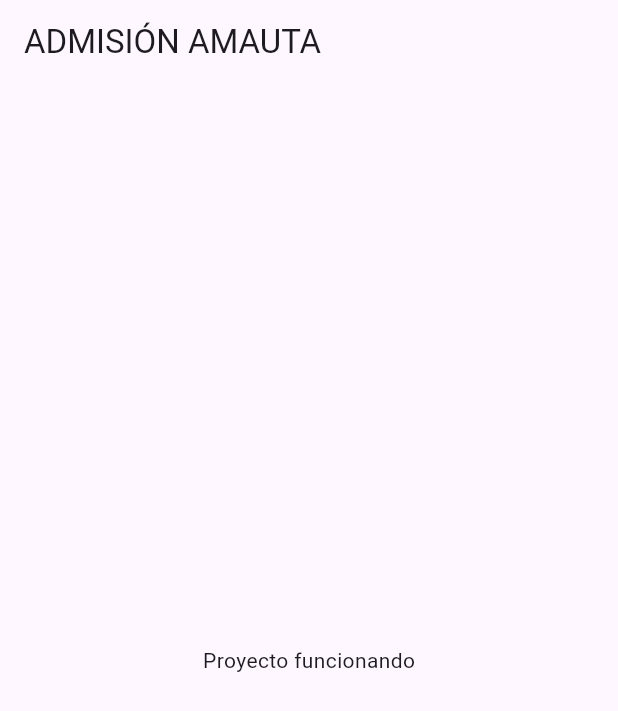
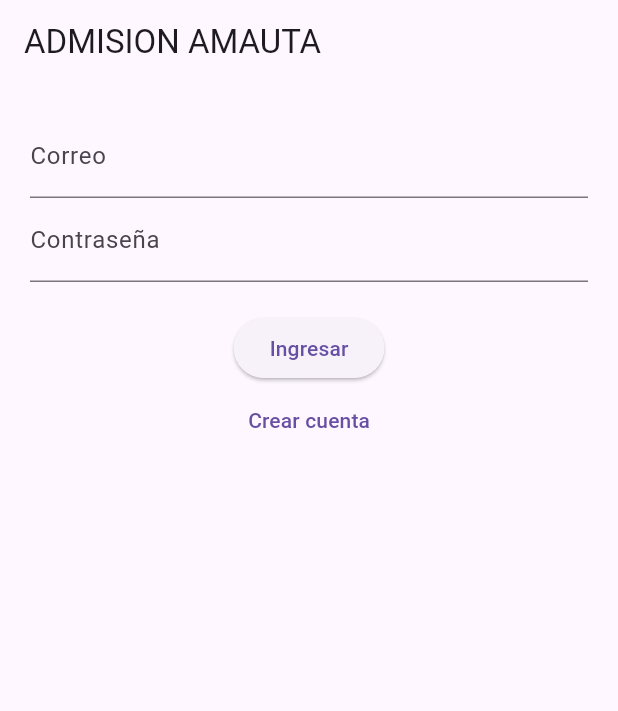
Before and after one commit to SamiIllayuq-web/amauta2, a Flutter app: the screen it shows after launch, on a phone screen of 412 x 824 dp. Shown: the top 711 px of the screen. Run offline on Flutter 3.47's test engine with Material 3 defaults, Android fonts, the phone set to English and light mode, and no system bars.

Commit message:
carpetas creadas para data , models, screens y services con archivos .dart.

```diff
--- a/lib/main.dart
+++ b/lib/main.dart
@@ -1,5 +1,14 @@
 import 'package:flutter/material.dart';
 
+import 'screens/login_screen.dart';
+import 'screens/home_screen.dart';
+import 'screens/catalog_screen.dart';
+
+import 'screens/exam_screen.dart';
+import 'screens/result_screen.dart';
+import 'screens/progress_screen.dart';
+import 'screens/register_screen.dart';
+import 'screens/profile_screen.dart';
 void main() {
   runApp(const MyApp());
 }
@@ -11,14 +20,19 @@ class MyApp extends StatelessWidget {
   Widget build(BuildContext context) {
     return MaterialApp(
       debugShowCheckedModeBanner: false,
-      home: Scaffold(
-        appBar: AppBar(
-          title: const Text('ADMISIÓN AMAUTA'),
-        ),
-        body: const Center(
-          child: Text('Proyecto funcionando'),
-        ),
-      ),
+      title: 'ADMISION AMAUTA',
+      initialRoute: '/',
+      routes: {
+        '/register': (context) => const RegisterScreen(),
+        '/profile': (context) => const ProfileScreen(),
+        '/exam': (context) => const ExamScreen(),
+        '/result': (context) => const ResultScreen(),
+        '/progress': (context) => const ProgressScreen(),
+
+        '/': (context) => const LoginScreen(),
+        '/home': (context) => const HomeScreen(),
+        '/catalog': (context) => const CatalogScreen(),
+      },
     );
   }
 }
--- /dev/null
+++ b/lib/screens/login_screen.dart
@@ -0,0 +1,89 @@
+import 'package:flutter/material.dart';
+
+class LoginScreen extends StatefulWidget {
+  const LoginScreen({super.key});
+
+  @override
+  State<LoginScreen> createState() => _LoginScreenState();
+}
+
+class _LoginScreenState extends State<LoginScreen> {
+
+  final correo = TextEditingController();
+  final clave = TextEditingController();
+
+  void login() {
+
+    if(correo.text.isEmpty || clave.text.isEmpty){
+
+      ScaffoldMessenger.of(context).showSnackBar(
+        const SnackBar(
+          content: Text("Complete todos los campos"),
+        ),
+      );
+
+      return;
+    }
+
+    Navigator.pushNamed(context, '/home');
+  }
+
+  @override
+  Widget build(BuildContext context) {
+
+    return Scaffold(
+
+      appBar: AppBar(
+        title: const Text("ADMISION AMAUTA"),
+      ),
+
+      body: Padding(
+        padding: const EdgeInsets.all(20),
+
+        child: Column(
+
+          children: [
+
+            TextField(
+              controller: correo,
+              decoration: const InputDecoration(
+                labelText: "Correo",
+              ),
+            ),
+
+            TextField(
+              controller: clave,
+              obscureText: true,
+              decoration: const InputDecoration(
+                labelText: "Contraseña",
+              ),
+            ),
+
+            const SizedBox(height: 20),
+
+            ElevatedButton(
+              onPressed: login,
+              child: const Text("Ingresar"),
+            ),
+            TextButton(
+
+        onPressed: () {
+
+          Navigator.pushNamed(
+               context,
+              '/register',
+               );
+
+                  },
+
+      child: const Text(
+          "Crear cuenta",
+              ),
+              ),
+          ],
+
+        ),
+      ),
+    );
+  }
+}
```
Also changed, not shown: lib/data/fake_data.dart (added, +27 -0 lines), lib/models/question.dart (added, +12 -0 lines), lib/screens/catalog_screen.dart (added, +81 -0 lines), lib/screens/exam_screen.dart (added, +94 -0 lines), lib/screens/home_screen.dart (added, +34 -0 lines), lib/screens/profile_screen.dart (added, +49 -0 lines), lib/screens/progress_screen.dart (added, +27 -0 lines), lib/screens/register_screen.dart (added, +97 -0 lines), lib/screens/result_screen.dart (added, +57 -0 lines).
